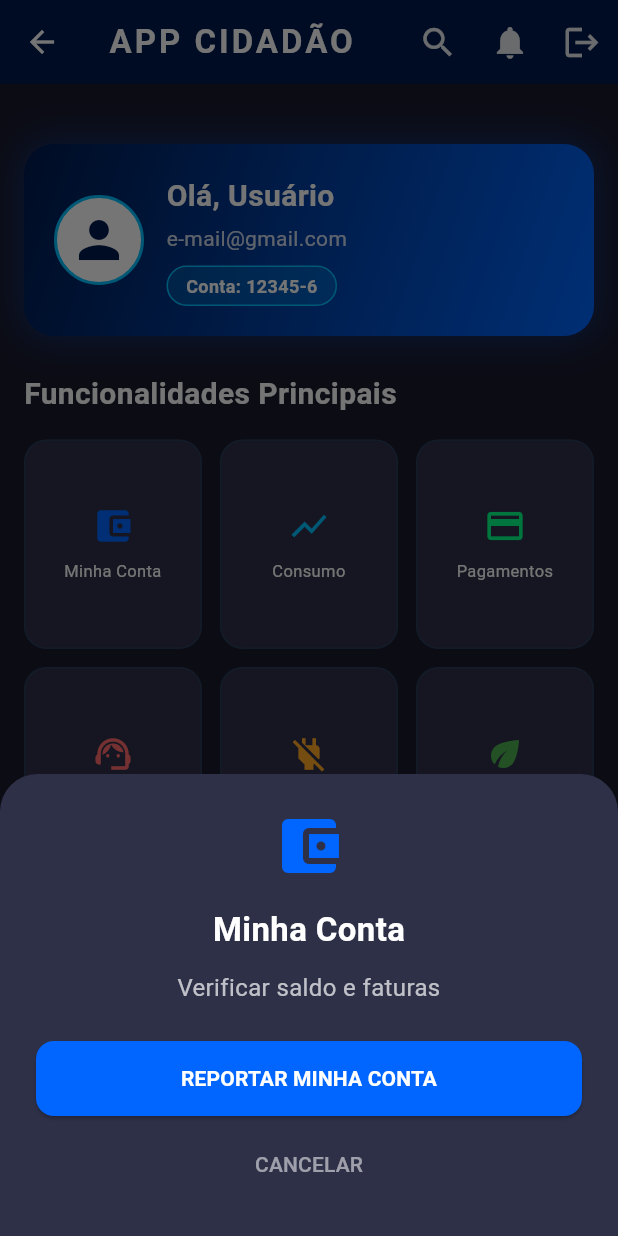
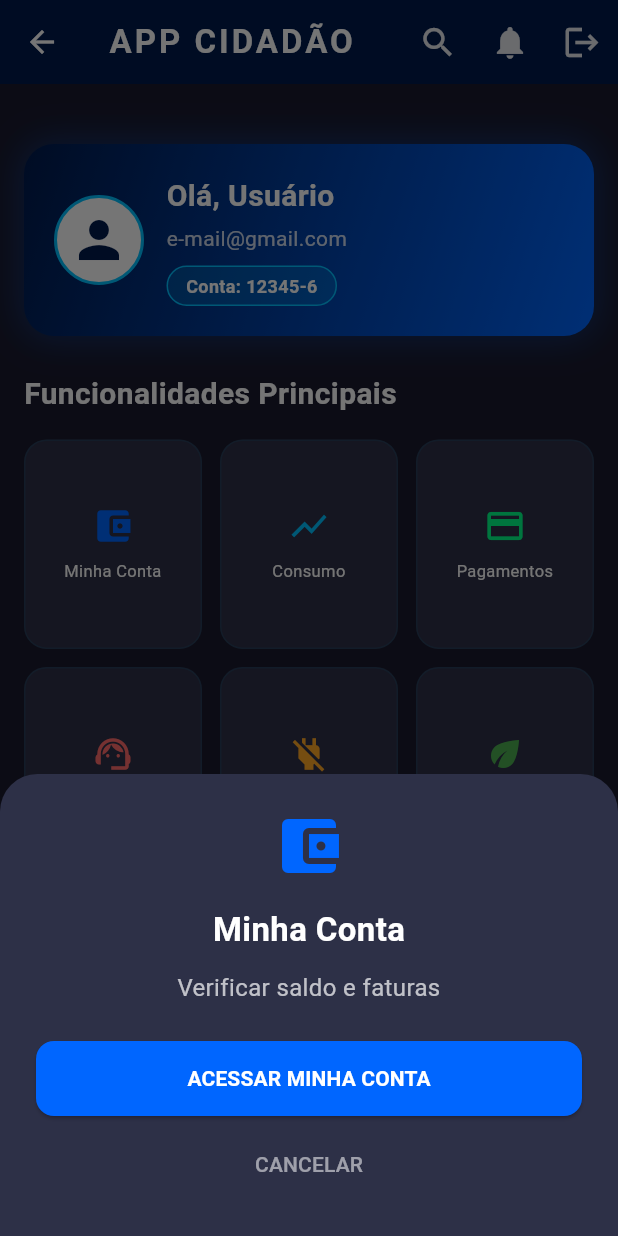
Before and after one commit to anamurim/appcidadao, a Flutter app: the HomeScreen screen opened by its route, after a tap on "Minha Conta", on a phone screen of 412 x 824 dp. Run offline on Flutter 3.47's test engine with Material 3 defaults, Android fonts, the light colour scheme and no system bars; Roboto replaces fonts that are missing (Segoe UI).

Commit message:
Ajustes Funcinalidades

```diff
--- a/lib/funcionalidades/home/apresentacao/componentes/lista_funcionalidades_widget.dart
+++ b/lib/funcionalidades/home/apresentacao/componentes/lista_funcionalidades_widget.dart
@@ -243,7 +243,7 @@ class _ListaFuncionalidadesState extends State<ListaFuncionalidades> {
                 _executarChamadaFuncionalidade(feature); // Chama a tela
               },
               child: Text(
-                'REPORTAR ${feature['title'].toUpperCase()}',
+                'ACESSAR ${feature['title'].toUpperCase()}',
                 style: const TextStyle(
                   color: Colors.white,
                   fontWeight: FontWeight.bold,
```
